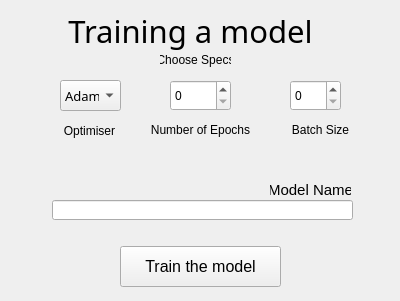
hson711/HandDigitIdentifier, file scripts/trainWindow.ui: the form before one commit.
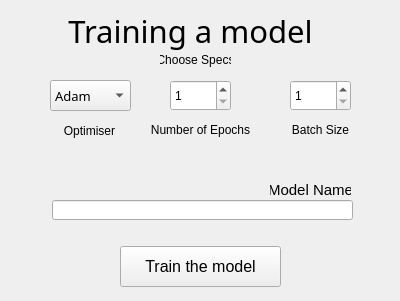
The form after the commit.

Commit message:
Implemented the buttons to coordinate with the dnn
Implemented the dnn to work when used via the gui but the output is still limited to the terminal

Diff of the .ui file:
```diff
--- a/scripts/trainWindow.ui
+++ b/scripts/trainWindow.ui
@@ -16,9 +16,9 @@
   <widget class="QComboBox" name="comboBox">
    <property name="geometry">
     <rect>
-     <x>60</x>
+     <x>50</x>
      <y>80</y>
-     <width>61</width>
+     <width>81</width>
      <height>31</height>
     </rect>
    </property>
@@ -31,6 +31,9 @@
    <property name="layoutDirection">
     <enum>Qt::LeftToRight</enum>
    </property>
+   <property name="editable">
+    <bool>false</bool>
+   </property>
    <item>
     <property name="text">
      <string>Adam</string>
@@ -56,16 +59,25 @@
      <height>31</height>
     </rect>
    </property>
+   <property name="minimum">
+    <number>1</number>
+   </property>
   </widget>
   <widget class="QSpinBox" name="spinBox_2">
    <property name="geometry">
     <rect>
      <x>290</x>
      <y>80</y>
-     <width>51</width>
+     <width>61</width>
      <height>31</height>
     </rect>
    </property>
+   <property name="minimum">
+    <number>1</number>
+   </property>
+   <property name="maximum">
+    <number>1000000</number>
+   </property>
   </widget>
   <widget class="QLabel" name="label">
    <property name="geometry">
```
Left out of the diff: 29 changed lines with no effect on the pictures. The commit also changes 3 other files.
